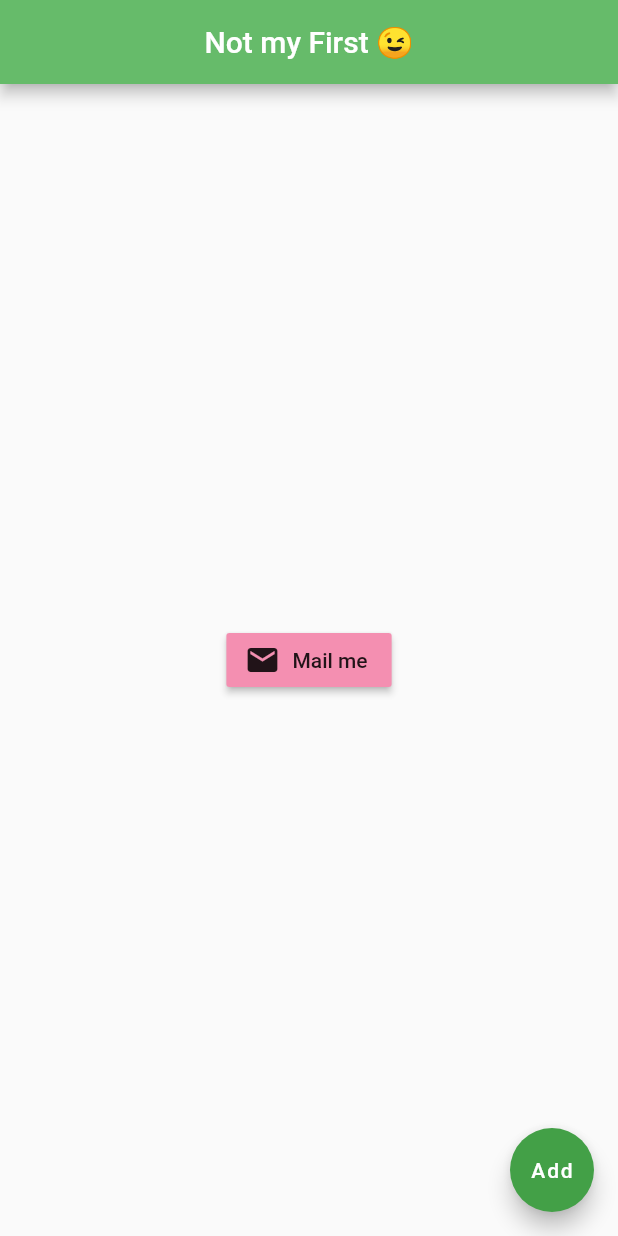
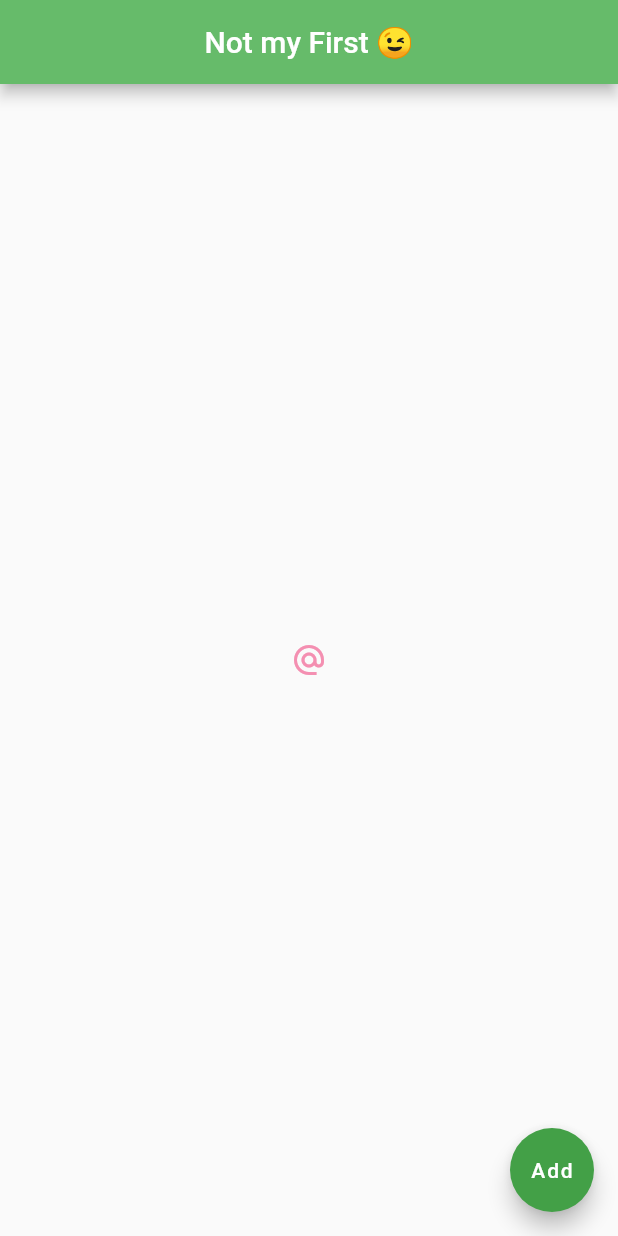
Before and after one commit to Adithya2018/Flutter-Tutorial-for-beginners, a Flutter app: the screen it shows after launch, on a phone screen of 412 x 824 dp. Run offline on Flutter 3.47's test engine with Material 2 defaults, Android fonts, the phone set to English and light mode, and no system bars.

Commit message:
Update main.dart

```diff
--- a/first_app/lib/main.dart
+++ b/first_app/lib/main.dart
@@ -27,12 +27,19 @@ class Home extends StatelessWidget {
         //   child: Text('Press Hard'),
         //   color: Colors.lightGreen[200],
         // ),
-        child: RaisedButton.icon(
-          onPressed: () {},
-          icon: Icon(
-            Icons.mail
-          ),
-          label: Text('Mail me'),
+        // child: RaisedButton.icon(
+        //   onPressed: () {},
+        //   icon: Icon(
+        //     Icons.mail
+        //   ),
+        //   label: Text('Mail me'),
+        //   color: Colors.pink[200],
+        // ),
+        child: IconButton(
+          onPressed: () {
+            print('mail');
+          },
+          icon: Icon(Icons.alternate_email),
           color: Colors.pink[200],
         ),
       ),
```
